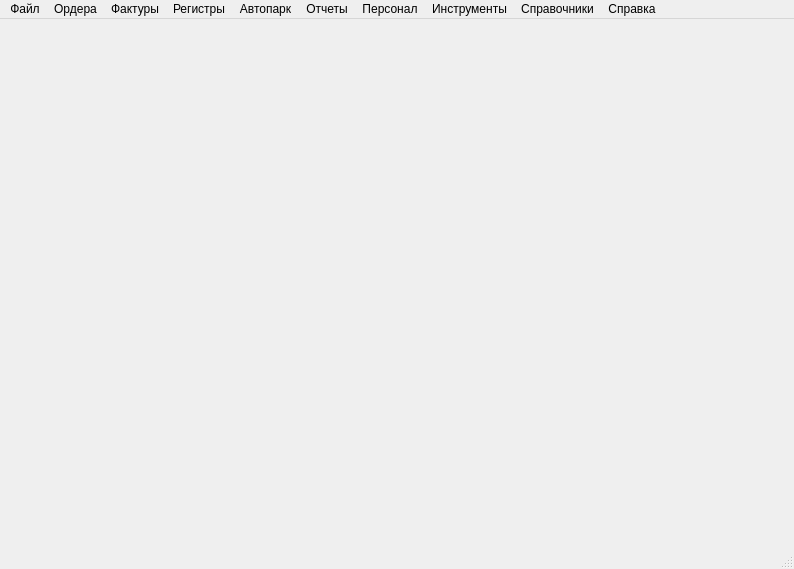
Sakton/CONVEYANCE_QV1, file MainWindow/mainwindow.ui: the form before one commit.
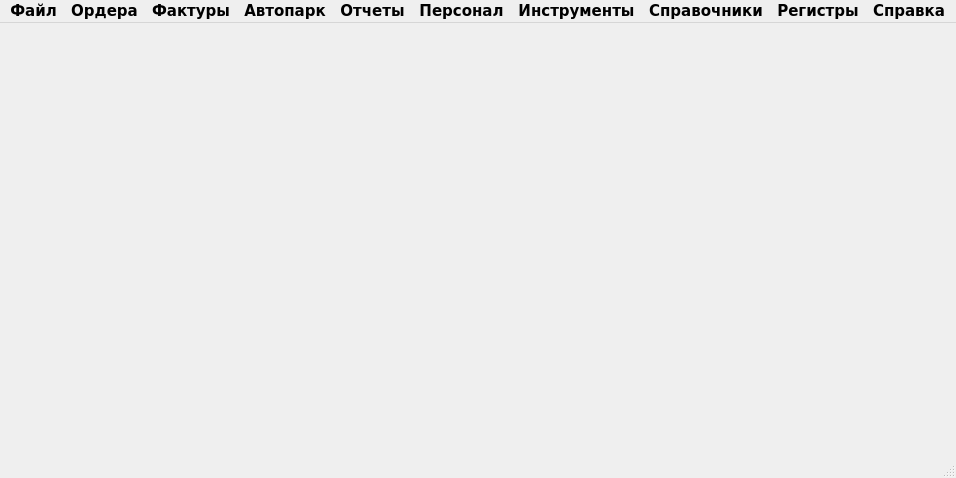
The form after the commit.

What changed in the file:
```diff
--- a/MainWindow/mainwindow.ui
+++ b/MainWindow/mainwindow.ui
@@ -6,10 +6,18 @@
    <rect>
     <x>0</x>
     <y>0</y>
-    <width>794</width>
-    <height>569</height>
+    <width>956</width>
+    <height>478</height>
    </rect>
   </property>
+  <property name="font">
+   <font>
+    <family>Verdana</family>
+    <pointsize>11</pointsize>
+    <weight>75</weight>
+    <bold>true</bold>
+   </font>
+  </property>
   <property name="windowTitle">
    <string>MainWindow</string>
   </property>
@@ -19,78 +27,158 @@
     <rect>
      <x>0</x>
      <y>0</y>
-     <width>794</width>
-     <height>21</height>
+     <width>956</width>
+     <height>23</height>
     </rect>
    </property>
-   <widget class="QMenu" name="menu">
+   <widget class="QMenu" name="menuFile">
+    <property name="font">
+     <font>
+      <family>Verdana</family>
+      <pointsize>9</pointsize>
+      <weight>75</weight>
+      <bold>true</bold>
+     </font>
+    </property>
     <property name="title">
      <string>Файл</string>
     </property>
     <addaction name="action"/>
    </widget>
-   <widget class="QMenu" name="menu_2">
+   <widget class="QMenu" name="menuOrder">
+    <property name="font">
+     <font>
+      <family>Verdana</family>
+      <pointsize>9</pointsize>
+      <weight>75</weight>
+      <bold>true</bold>
+     </font>
+    </property>
     <property name="title">
      <string>Ордера</string>
     </property>
     <addaction name="action_2"/>
     <addaction name="action_3"/>
    </widget>
-   <widget class="QMenu" name="menu_3">
+   <widget class="QMenu" name="menuFactura">
+    <property name="font">
+     <font>
+      <family>Verdana</family>
+      <pointsize>9</pointsize>
+      <weight>75</weight>
+      <bold>true</bold>
+     </font>
+    </property>
     <property name="title">
      <string>Фактуры</string>
     </property>
     <addaction name="action_5"/>
    </widget>
-   <widget class="QMenu" name="menu_4">
+   <widget class="QMenu" name="menuCatalog">
+    <property name="font">
+     <font>
+      <family>Verdana</family>
+      <pointsize>9</pointsize>
+      <weight>75</weight>
+      <bold>true</bold>
+     </font>
+    </property>
     <property name="title">
      <string>Справочники</string>
     </property>
     <addaction name="action_7"/>
     <addaction name="separator"/>
    </widget>
-   <widget class="QMenu" name="menu_5">
+   <widget class="QMenu" name="menuAuto">
+    <property name="font">
+     <font>
+      <family>Verdana</family>
+      <pointsize>9</pointsize>
+      <weight>75</weight>
+      <bold>true</bold>
+     </font>
+    </property>
     <property name="title">
      <string>Автопарк</string>
     </property>
    </widget>
-   <widget class="QMenu" name="menu_6">
+   <widget class="QMenu" name="menuRegistrer">
+    <property name="font">
+     <font>
+      <family>Verdana</family>
+      <pointsize>9</pointsize>
+      <weight>75</weight>
+      <bold>true</bold>
+     </font>
+    </property>
     <property name="title">
      <string>Регистры</string>
     </property>
    </widget>
-   <widget class="QMenu" name="menu_7">
+   <widget class="QMenu" name="menuReport">
+    <property name="font">
+     <font>
+      <family>Verdana</family>
+      <pointsize>9</pointsize>
+      <weight>75</weight>
+      <bold>true</bold>
+     </font>
+    </property>
     <property name="title">
      <string>Отчеты</string>
     </property>
    </widget>
    <widget class="QMenu" name="menu_8">
+    <property name="font">
+     <font>
+      <family>Verdana</family>
+      <pointsize>9</pointsize>
+      <weight>75</weight>
+      <bold>true</bold>
+     </font>
+    </property>
     <property name="title">
      <string>Справка</string>
     </property>
     <addaction name="action_6"/>
    </widget>
-   <widget class="QMenu" name="menu_9">
+   <widget class="QMenu" name="menuTool">
+    <property name="font">
+     <font>
+      <family>Verdana</family>
+      <pointsize>9</pointsize>
+      <weight>75</weight>
+      <bold>true</bold>
+     </font>
+    </property>
     <property name="title">
      <string>Инструменты</string>
     </property>
     <addaction name="separator"/>
    </widget>
-   <widget class="QMenu" name="menu_10">
+   <widget class="QMenu" name="menuPersonal">
+    <property name="font">
+     <font>
+      <family>Verdana</family>
+      <pointsize>9</pointsize>
+      <weight>75</weight>
+      <bold>true</bold>
+     </font>
+    </property>
     <property name="title">
      <string>Персонал</string>
     </property>
     <addaction name="separator"/>
    </widget>
-   <addaction name="menu"/>
-   <addaction name="menu_2"/>
-   <addaction name="menu_3"/>
-   <addaction name="menu_6"/>
-   <addaction name="menu_5"/>
-   <addaction name="menu_7"/>
-   <addaction name="menu_10"/>
-   <addaction name="menu_9"/>
-   <addaction name="menu_4"/>
+   <addaction name="menuFile"/>
+   <addaction name="menuOrder"/>
+   <addaction name="menuFactura"/>
+   <addaction name="menuAuto"/>
+   <addaction name="menuReport"/>
+   <addaction name="menuPersonal"/>
+   <addaction name="menuTool"/>
+   <addaction name="menuCatalog"/>
+   <addaction name="menuRegistrer"/>
    <addaction name="menu_8"/>
   </widget>
   <widget class="QStatusBar" name="statusbar"/>
```
Left out of the diff: 43 changed lines with no effect on the pictures.
